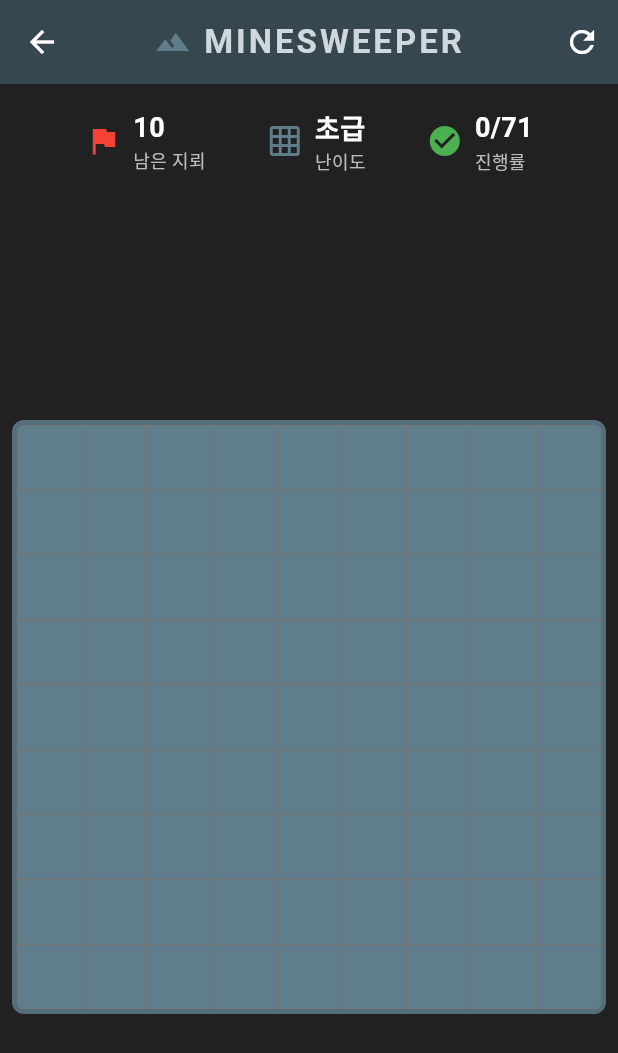
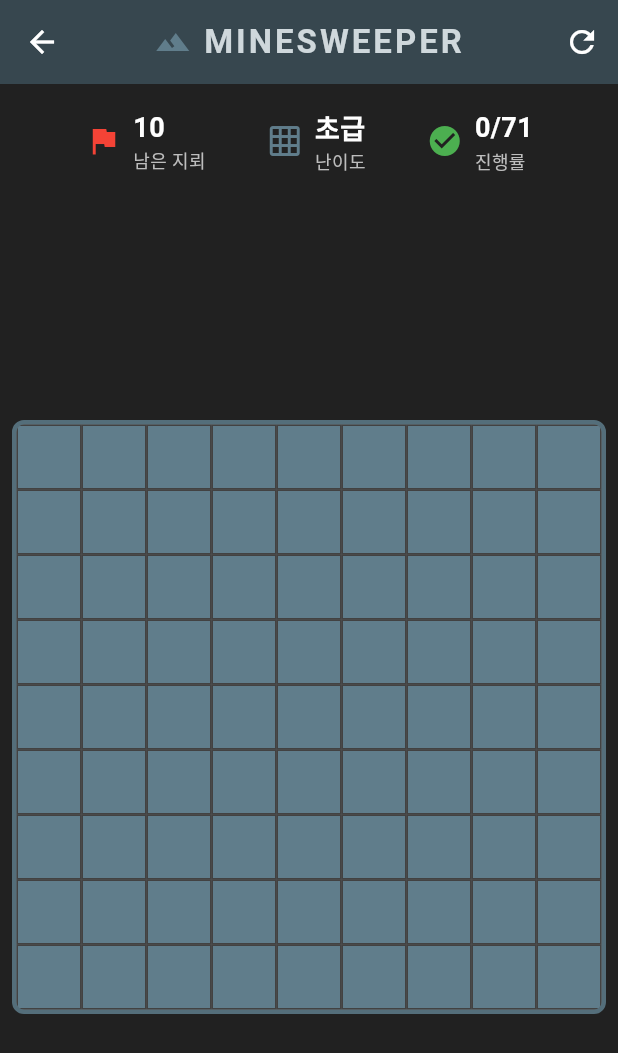
Before and after one commit to mhpark03/games, a Flutter app: the MinesweeperScreen screen opened directly, on a phone screen of 412 x 824 dp. Shown: the top 1053 px of the screen. Run offline on Flutter 3.47's test engine with Material 3 defaults, Android fonts, the phone set to English and light mode, and no system bars; our stand-ins replace shared_preferences; accounts and stored records are empty.

Commit message:
지뢰찾기 셀 테두리 진하게 수정

```diff
--- a/lib/games/minesweeper/minesweeper_screen.dart
+++ b/lib/games/minesweeper/minesweeper_screen.dart
@@ -689,8 +689,8 @@ class _MinesweeperScreenState extends State<MinesweeperScreen> {
         decoration: BoxDecoration(
           color: _getCellColor(cell),
           border: Border.all(
-            color: Colors.grey.shade600,
-            width: 0.5,
+            color: Colors.grey.shade800,
+            width: 1,
           ),
         ),
         child: Center(
```
